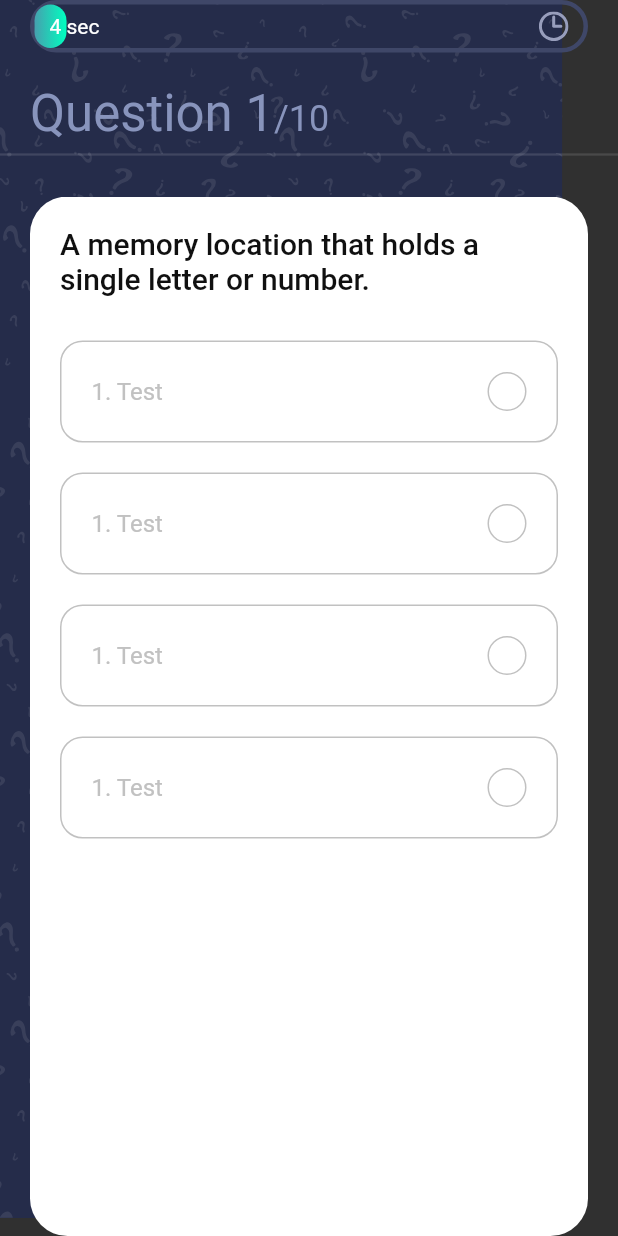
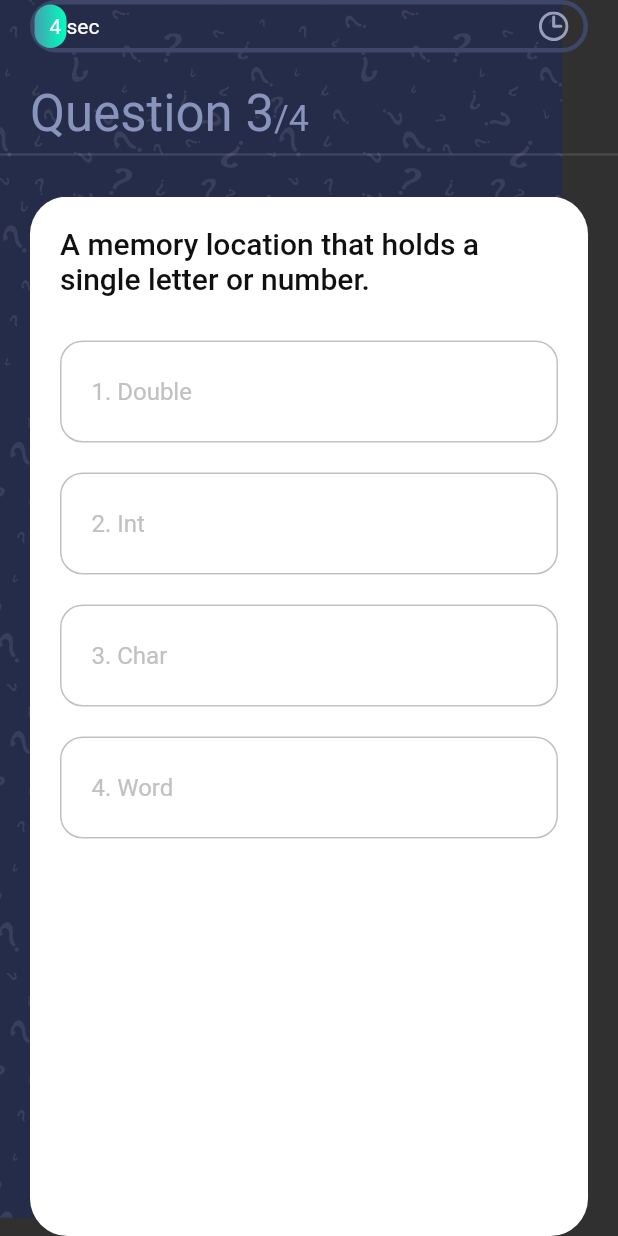
Before and after one commit to CodeT1m/Quiz-App-2, a Flutter app: the Body widget shown alone on an empty page, opened directly, swiped to page 3, on a phone screen of 412 x 824 dp. Run offline on Flutter 3.47's test engine with Material 2 defaults, Android fonts, the phone set to English and light mode, and no system bars; our stand-ins replace get, velocity_x, websafe_svg.

Commit message:
page controller, change color, calculate answer

```diff
--- a/lib/controllers/question_controller.dart
+++ b/lib/controllers/question_controller.dart
@@ -21,7 +21,22 @@ class QuestionController extends GetxController
           ))
       .toList();
 
-      List<Question> get questions => this._questions;
+  List<Question> get questions => this._questions;
+
+  bool _isAnswered = false;
+  bool get isAnswered => this._isAnswered;
+
+  late int _correctAns;
+  int get correctAns => this._correctAns;
+
+  late int _selectedAns;
+  int get selectedAns => this._selectedAns;
+
+  RxInt _questionNumber = 1.obs;
+  RxInt get questionNumber => this._questionNumber;
+
+  late int _numOfCorrectAns = 0;
+  int get numOfCorrectAns => this._numOfCorrectAns;
 
   @override
   void onInit() {
@@ -33,7 +48,50 @@ class QuestionController extends GetxController
       ..addListener(() {
         update();
       });
-    _animationController.forward();
+    _animationController.forward().whenComplete(nextQuestion);
+    _pageController = PageController();
     super.onInit();
   }
+
+  @override
+  void onClose() {
+    // TODO: implement onClose
+    super.onClose();
+    _animationController.dispose();
+    _pageController.dispose();
+  }
+
+  void checkAns(Question question, int selectedIndex) {
+    _isAnswered = true;
+    _correctAns = question.answer;
+    _selectedAns = selectedIndex;
+
+    if (_correctAns == selectedIndex) _numOfCorrectAns++;
+
+    _animationController.stop();
+    update();
+
+    // once user selects an answer after 3secs, it will go the next qn
+    Future.delayed(const Duration(seconds: 3), () {
+      nextQuestion();
+    });
+  }
+
+  void nextQuestion() {
+    if (_questionNumber.value != questions.length) {
+      _isAnswered = false;
+      _pageController.nextPage(
+          duration: const Duration(milliseconds: 250), curve: Curves.ease);
+
+      // reset the counter
+      _animationController.reset();
+
+      // once timer finshes, go to next question
+      _animationController.forward().whenComplete(nextQuestion);
+    }
+  }
+
+  void updateTheQnNum(int index){
+    _questionNumber.value = index + 1;
+  }
 }
--- a/lib/screens/quiz/components/body.dart
+++ b/lib/screens/quiz/components/body.dart
@@ -27,26 +27,35 @@ class Body extends StatelessWidget {
               Padding(
                   padding:
                       const EdgeInsets.symmetric(horizontal: kDefaultPadding),
-                  child: Text.rich(TextSpan(
-                      text: "Question 1",
+                  child: Obx(
+                    () => Text.rich(
+                      TextSpan(
+                          text:
+                              "Question ${_questionController.questionNumber.value}",
                           style: Theme.of(context)
                               .textTheme
                               .headline4!
                               .copyWith(color: kSecondaryColor),
                           children: [
                             TextSpan(
-                            text: "/10",
+                                text: "/${_questionController.questions.length}",
                                 style: Theme.of(context)
                                     .textTheme
                                     .headline5!
                                     .copyWith(color: kSecondaryColor))
-                      ]))),
+                          ]),
+                    ),
+                  )),
               const Divider(
                 thickness: 1.5,
               ),
               kDefaultPadding.heightBox,
               Expanded(
                   child: PageView.builder(
+                      physics: const NeverScrollableScrollPhysics(),
+                      controller: _questionController.pageController,
+                      onPageChanged: _questionController.updateTheQnNum,
+                      itemCount: _questionController.questions.length,
                       itemBuilder: (context, index) => QuestionCard(
                             question: _questionController.questions[index],
                           )))
--- a/lib/screens/quiz/components/options.dart
+++ b/lib/screens/quiz/components/options.dart
@@ -1,32 +1,76 @@
+import 'package:get/get_state_manager/get_state_manager.dart';
 import 'package:quiz_app2/constants.dart';
+import 'package:quiz_app2/controllers/question_controller.dart';
 
 class Option extends StatelessWidget {
+  final String text;
+  final int index;
+  final VoidCallback press;
   const Option({
     super.key,
+    required this.text,
+    required this.index,
+    required this.press,
   });
 
   @override
   Widget build(BuildContext context) {
-    return Container(
+    return GetBuilder<QuestionController>(
+        init: QuestionController(),
+        builder: (qnController) {
+          Color getTheRightColor() {
+            if (qnController.isAnswered) {
+              if (index == qnController.correctAns) {
+                return kGreenColor;
+              } else if (index == qnController.selectedAns &&
+                  qnController.selectedAns != qnController.correctAns) {
+                return kRedColor;
+              }
+            }
+            return kGrayColor;
+          }
+
+          IconData getTheRightIcon() {
+            return getTheRightColor() == kRedColor ? Icons.close : Icons.done;
+          }
+
+          return InkWell(
+            onTap: press,
+            child: Container(
               margin: const EdgeInsets.only(top: kDefaultPadding),
               padding: const EdgeInsets.all(kDefaultPadding),
               decoration: BoxDecoration(
-        border: Border.all(color: kGrayColor),
+                border: Border.all(color: getTheRightColor()),
                 borderRadius: BorderRadius.circular(15),
               ),
               child: Row(
                 mainAxisAlignment: MainAxisAlignment.spaceBetween,
                 children: [
-          '1. Test'.text.color(kGrayColor).size(16).make(),
+                  '${index + 1}. $text'
+                      .text
+                      .color(getTheRightColor())
+                      .size(16)
+                      .make(),
                   Container(
                     height: 26,
                     width: 26,
                     decoration: BoxDecoration(
-              border: Border.all(color: kGrayColor),
+                        border: Border.all(
+                            color: getTheRightColor() == kGrayColor
+                                ? Colors.transparent
+                                : getTheRightColor()),
                         borderRadius: BorderRadius.circular(50)),
+                    child: getTheRightColor() == kGrayColor
+                        ? null
+                        : Icon(
+                            getTheRightIcon(),
+                            size: 16,
+                          ),
                   )
                 ],
               ),
+            ),
           );
+        });
   }
 }
--- a/lib/screens/quiz/components/question_card.dart
+++ b/lib/screens/quiz/components/question_card.dart
@@ -1,22 +1,24 @@
+import 'package:get/get.dart';
 import 'package:quiz_app2/constants.dart';
+import 'package:quiz_app2/controllers/question_controller.dart';
 import 'package:quiz_app2/models/Questions.dart';
 import 'package:quiz_app2/screens/quiz/components/options.dart';
 
 class QuestionCard extends StatelessWidget {
-
   final Question question;
   const QuestionCard({
-    super.key, required this.question,
+    super.key,
+    required this.question,
   });
 
   @override
   Widget build(BuildContext context) {
+    QuestionController _controller = Get.put(QuestionController());
     return Container(
       margin: const EdgeInsets.symmetric(horizontal: kDefaultPadding),
       padding: const EdgeInsets.all(kDefaultPadding),
       decoration: BoxDecoration(
-          color: Colors.white,
-          borderRadius: BorderRadius.circular(25)),
+          color: Colors.white, borderRadius: BorderRadius.circular(25)),
       child: Column(
         children: [
           Text(
@@ -26,11 +28,16 @@ class QuestionCard extends StatelessWidget {
                 .headline6!
                 .copyWith(color: kBlackColor),
           ),
-          const SizedBox(height: kDefaultPadding / 2,),
-          const Option(),
-          const Option(),
-          const Option(),
-          const Option(),
+          const SizedBox(
+            height: kDefaultPadding / 2,
+          ),
+          ...List.generate(
+            question.options.length,
+            (index) => Option(
+                text: question.options[index],
+                index: index,
+                press: () => _controller.checkAns(question, index)),
+          ),
         ],
       ),
     );
--- a/lib/screens/quiz/quiz_screen.dart
+++ b/lib/screens/quiz/quiz_screen.dart
@@ -1,4 +1,6 @@
 import 'package:flutter/material.dart';
+import 'package:get/get.dart';
+import 'package:quiz_app2/controllers/question_controller.dart';
 import 'package:quiz_app2/screens/quiz/components/body.dart';
 import 'package:velocity_x/velocity_x.dart';
 import 'package:websafe_svg/websafe_svg.dart';
@@ -9,13 +11,14 @@ class QuizScreen extends StatelessWidget {
 
   @override
   Widget build(BuildContext context) {
+    QuestionController _controller = Get.put(QuestionController());
     return Scaffold(
       extendBodyBehindAppBar: true,
       appBar: AppBar(
         backgroundColor: Colors.transparent,
         elevation: 0,
         actions: [
-          TextButton(onPressed: (){}, child: 'Skip'.text.make())
+          TextButton(onPressed: _controller.nextQuestion, child: 'Skip'.text.make())
         ],
       ),
       body: const Body(),
```
Also changed, not shown: lib/screens/score/score.dart (added). Lines whose indentation alone changed are shown as unchanged.
